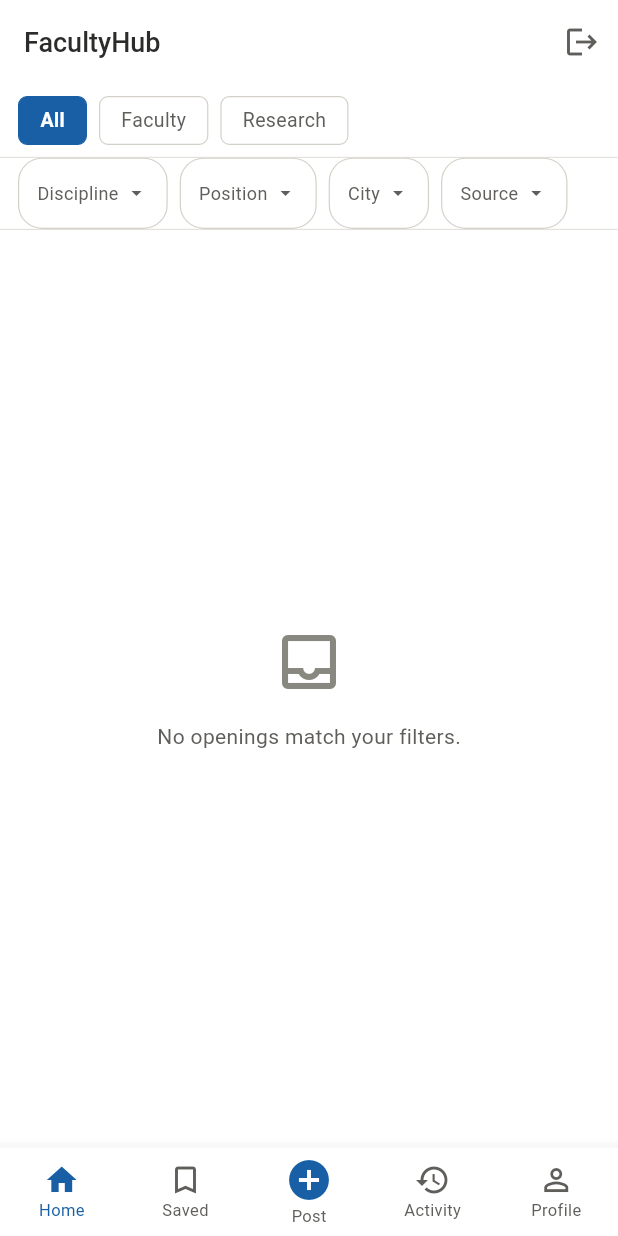
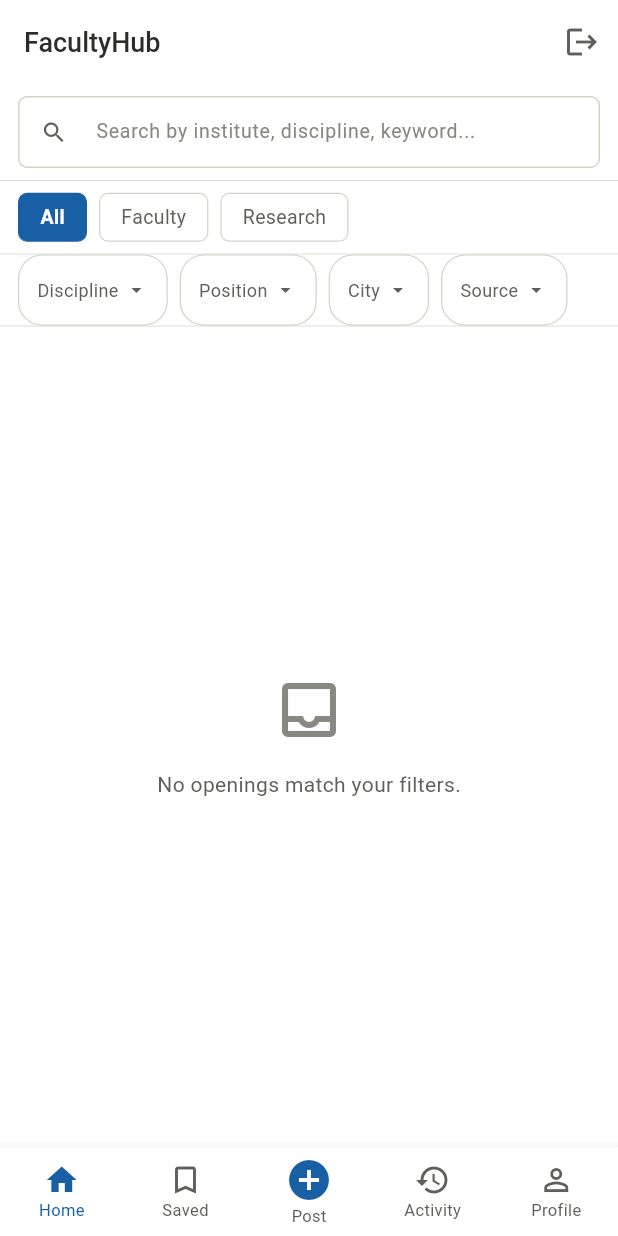
Before and after one commit to pravin-krishna-10/faculty-hub, a Flutter app: the screen it shows once a user with an empty profile is signed in, on a phone screen of 412 x 824 dp. Run offline on Flutter 3.47's test engine with Material 3 defaults, Android fonts, the phone set to English and light mode, and no system bars; our stand-ins replace cloud_firestore, firebase_auth, firebase_core; accounts and stored records are empty; generated files the repository leaves out were written again.

Commit message:
Add search bar to home feed with client-side filtering

```diff
--- a/lib/models/posting_filters.dart
+++ b/lib/models/posting_filters.dart
@@ -9,6 +9,7 @@ class PostingFilters {
   final String? city;
   final String? source;
   final PostingSegment segment;
+  final String? searchQuery;
 
   const PostingFilters({
     this.segment = PostingSegment.all,
@@ -16,6 +17,7 @@ class PostingFilters {
     this.positionType,
     this.city,
     this.source,
+    this.searchQuery,
   });
 
   /// Returns true if any filter is active.
@@ -33,10 +35,12 @@ class PostingFilters {
     String? positionType,
     String? city,
     String? source,
+    String? searchQuery,
     bool clearDiscipline = false,
     bool clearPositionType = false,
     bool clearCity = false,
     bool clearSource = false,
+    bool clearSearch = false,
   }) {
     return PostingFilters(
       segment: segment ?? this.segment,
@@ -46,6 +50,7 @@ class PostingFilters {
           : (positionType ?? this.positionType),
       city: clearCity ? null : (city ?? this.city),
       source: clearSource ? null : (source ?? this.source),
+      searchQuery: clearSearch ? null : (searchQuery ?? this.searchQuery),
     );
   }
 
@@ -74,4 +79,24 @@ class PostingFilters {
         ];
     }
   }
+
+  /// Filters a list of postings by the current searchQuery.
+  /// Returns the input list if searchQuery is null or empty.
+  /// Searches across: institute, discipline, specialization, city, description.
+  List<dynamic> applySearch(List<dynamic> postings) {
+    if (searchQuery == null || searchQuery!.trim().isEmpty) {
+      return postings;
+    }
+    final q = searchQuery!.toLowerCase().trim();
+    return postings.where((p) {
+      final fields = [
+        p.instituteName,
+        p.discipline,
+        p.specialization ?? '',
+        p.city,
+        p.description ?? '',
+      ];
+      return fields.any((f) => f.toString().toLowerCase().contains(q));
+    }).toList();
+  }
 }
--- a/lib/screens/home_screen.dart
+++ b/lib/screens/home_screen.dart
@@ -9,6 +9,7 @@ import 'posting_detail_screen.dart';
 import '../models/posting_filters.dart';
 import '../widgets/filter_bar.dart';
 import '../widgets/segment_toggle.dart';
+import '../widgets/feed_search_bar.dart';
 
 class HomeScreen extends StatefulWidget {
   const HomeScreen({super.key});
@@ -54,6 +55,17 @@ class _HomeScreenState extends State<HomeScreen> {
       ),
       body: Column(
         children: [
+          FeedSearchBar(
+            initialValue: _filters.searchQuery,
+            onChanged: (value) {
+              setState(() {
+                _filters = _filters.copyWith(
+                  searchQuery: value,
+                  clearSearch: value == null,
+                );
+              });
+            },
+          ),
           SegmentToggle(
             selected: _filters.segment,
             onChanged: (newSegment) {
@@ -105,7 +117,10 @@ class _HomeScreenState extends State<HomeScreen> {
                   );
                 }
 
-                final postings = snapshot.data ?? [];
+                final allPostings = snapshot.data ?? [];
+                final postings = _filters
+                    .applySearch(allPostings)
+                    .cast<Posting>();
 
                 // Empty state
                 if (postings.isEmpty) {
--- /dev/null
+++ b/lib/widgets/feed_search_bar.dart
@@ -0,0 +1,88 @@
+import 'package:flutter/material.dart';
+import '../utils/theme.dart';
+
+class FeedSearchBar extends StatefulWidget {
+  final String? initialValue;
+  final ValueChanged<String?> onChanged;
+
+  const FeedSearchBar({super.key, this.initialValue, required this.onChanged});
+
+  @override
+  State<FeedSearchBar> createState() => _FeedSearchBarState();
+}
+
+class _FeedSearchBarState extends State<FeedSearchBar> {
+  late final TextEditingController _controller;
+
+  @override
+  void initState() {
+    super.initState();
+    _controller = TextEditingController(text: widget.initialValue ?? '');
+  }
+
+  @override
+  void dispose() {
+    _controller.dispose();
+    super.dispose();
+  }
+
+  @override
+  Widget build(BuildContext context) {
+    return Container(
+      padding: const EdgeInsets.symmetric(horizontal: 12, vertical: 8),
+      decoration: const BoxDecoration(
+        border: Border(bottom: BorderSide(color: AppColors.border, width: 0.5)),
+      ),
+      child: TextField(
+        controller: _controller,
+        onChanged: (value) {
+          widget.onChanged(value.isEmpty ? null : value);
+        },
+        style: const TextStyle(fontSize: 13, color: AppColors.textPrimary),
+        decoration: InputDecoration(
+          hintText: 'Search by institute, discipline, keyword...',
+          hintStyle: const TextStyle(
+            fontSize: 13,
+            color: AppColors.textTertiary,
+          ),
+          prefixIcon: const Icon(
+            Icons.search,
+            size: 18,
+            color: AppColors.textSecondary,
+          ),
+          suffixIcon: _controller.text.isNotEmpty
+              ? IconButton(
+                  icon: const Icon(
+                    Icons.close,
+                    size: 16,
+                    color: AppColors.textSecondary,
+                  ),
+                  onPressed: () {
+                    _controller.clear();
+                    widget.onChanged(null);
+                    setState(() {});
+                  },
+                )
+              : null,
+          isDense: true,
+          contentPadding: const EdgeInsets.symmetric(
+            vertical: 8,
+            horizontal: 8,
+          ),
+          border: OutlineInputBorder(
+            borderRadius: BorderRadius.circular(6),
+            borderSide: const BorderSide(color: AppColors.border),
+          ),
+          enabledBorder: OutlineInputBorder(
+            borderRadius: BorderRadius.circular(6),
+            borderSide: const BorderSide(color: AppColors.border),
+          ),
+          focusedBorder: OutlineInputBorder(
+            borderRadius: BorderRadius.circular(6),
+            borderSide: const BorderSide(color: AppColors.primary),
+          ),
+        ),
+      ),
+    );
+  }
+}
```
